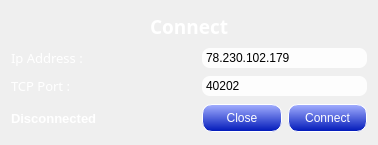
Before: the Qt Designer form Client/ClientV2/NewBabelClient/ConnectWindow.ui in AGuismo/V-and-Co-Babel, drawn with Qt 5.
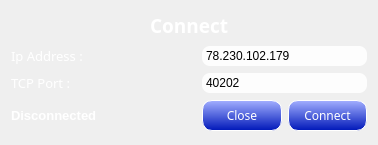
After: the same form once the commit is applied. Icons and pictures are not drawn.

Diff of the .ui file:
```diff
--- a/Client/ClientV2/NewBabelClient/ConnectWindow.ui
+++ b/Client/ClientV2/NewBabelClient/ConnectWindow.ui
@@ -56,6 +56,11 @@
    </item>
    <item row="3" column="2">
     <widget class="QPushButton" name="connectPushButton">
+     <property name="font">
+      <font>
+       <family>MS Reference Sans Serif</family>
+      </font>
+     </property>
      <property name="styleSheet">
       <string notr="true">QPushButton#connectPushButton
 {
@@ -131,6 +136,11 @@
    </item>
    <item row="3" column="1">
     <widget class="QPushButton" name="closePushButton">
+     <property name="font">
+      <font>
+       <family>MS Reference Sans Serif</family>
+      </font>
+     </property>
      <property name="styleSheet">
       <string notr="true">QPushButton#closePushButton
 {
```
Left out of the diff: 4 changed lines with no effect on the pictures.
